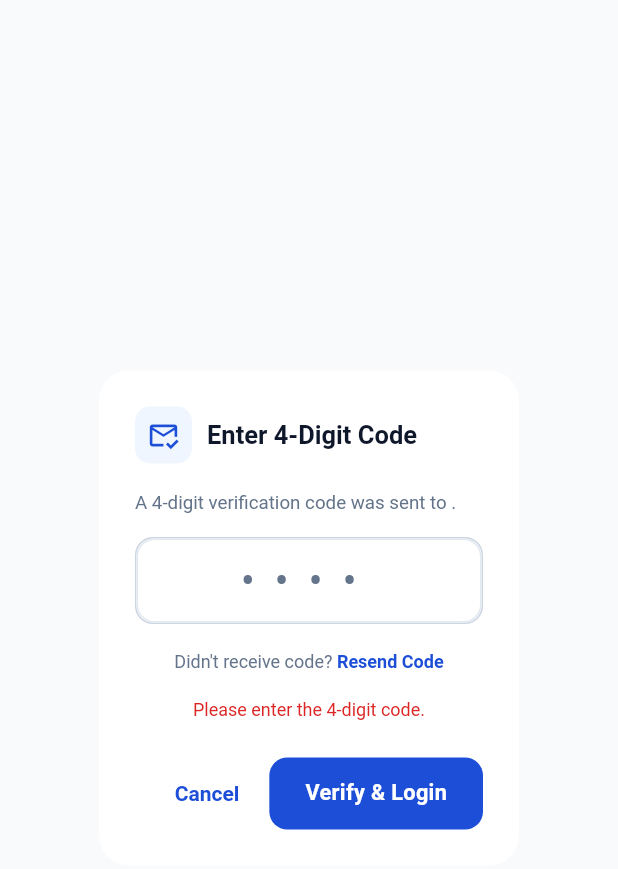
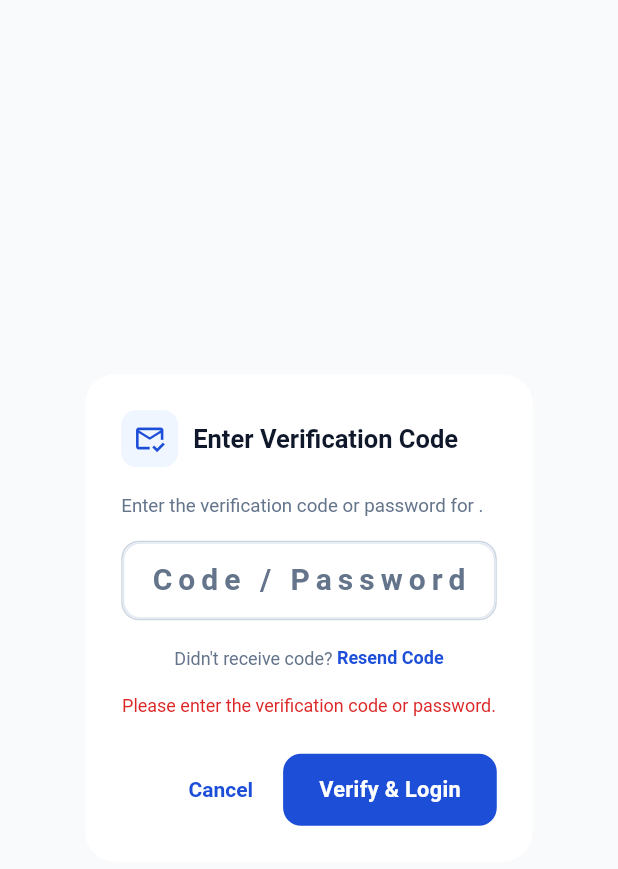
Before and after one commit to nsyumnt-rgb/nsyu, a Flutter app: the CustomerOtpDialog widget shown alone on an empty page, opened directly with empty values, after a tap on "Verify & Login", on a phone screen of 412 x 824 dp. Shown: the top 869 px of the screen. Run offline on Flutter 3.47's test engine with Material 3 defaults, Android fonts, the phone set to English and light mode, and no system bars; our stand-ins replace csv, file_picker, flutter_contacts, pdf, printing, share_plus and 2 more; missing offline and left inert: excel; accounts and stored records are empty; network calls fail.

Commit message:
fix(portal): support 6-digit OTP, remove 4-digit input restriction, allow password fallback

```diff
--- a/App/lib/features/account/screens/login_screen.dart
+++ b/App/lib/features/account/screens/login_screen.dart
@@ -112,8 +112,8 @@ class _LoginScreenState extends State<LoginScreen> {
           password: password,
         );
 
-        // Fallback: If password login failed and entered password is 4 digits, attempt OTP verification
-        if (!success && password.length == 4 && RegExp(r'^\d{4}$').hasMatch(password)) {
+        // Fallback: If password login failed and entered password is 4 to 8 digits, attempt OTP verification
+        if (!success && RegExp(r'^\d{4,8}$').hasMatch(password)) {
           success = await auth.loginAsCustomer(
             identifier: identifier,
             otp: password,
@@ -279,11 +279,11 @@ class _LoginScreenState extends State<LoginScreen> {
                   TextField(
                     controller: otpCtrl,
                     keyboardType: TextInputType.number,
-                    maxLength: 4,
+                    maxLength: 6,
                     textAlign: TextAlign.center,
-                    style: const TextStyle(fontSize: 20, fontWeight: FontWeight.bold, letterSpacing: 8),
+                    style: const TextStyle(fontSize: 20, fontWeight: FontWeight.bold, letterSpacing: 6),
                     decoration: const InputDecoration(
-                      labelText: '4-Digit Verification Code',
+                      labelText: 'Verification Code (OTP)',
                       border: OutlineInputBorder(),
                       counterText: '',
                       isDense: true,
@@ -352,8 +352,8 @@ class _LoginScreenState extends State<LoginScreen> {
                     : () async {
                         final otp = otpCtrl.text.trim();
                         final pass = newPassCtrl.text.trim();
-                        if (otp.length != 4) {
-                          setDialogState(() => dialogError = 'Enter 4-digit code');
+                        if (otp.length < 4 || otp.length > 8) {
+                          setDialogState(() => dialogError = 'Enter valid verification code');
                           return;
                         }
                         if (pass.length < 6) {
@@ -782,7 +782,7 @@ class _LoginScreenState extends State<LoginScreen> {
                                 onPressed: _loading ? null : _handleCustomerOtpLogin,
                                 icon: const Icon(Icons.mark_email_read_outlined, size: 16, color: Color(0xFF1D4ED8)),
                                 label: const Text(
-                                  'Log in with 4-Digit OTP Code instead',
+                                  'Log in with OTP Code instead',
                                   style: TextStyle(
                                     fontSize: 12.5,
                                     fontWeight: FontWeight.w600,
--- a/App/lib/features/account/widgets/customer_otp_dialog.dart
+++ b/App/lib/features/account/widgets/customer_otp_dialog.dart
@@ -93,9 +93,9 @@ class _CustomerOtpDialogState extends State<CustomerOtpDialog> {
   }
 
   Future<void> _verifyOtp() async {
-    final otp = _otpCtrl.text.trim();
-    if (otp.length != 4) {
-      setState(() => _dialogErr = 'Please enter the 4-digit code.');
+    final input = _otpCtrl.text.trim();
+    if (input.isEmpty) {
+      setState(() => _dialogErr = 'Please enter the verification code or password.');
       return;
     }
 
@@ -105,10 +105,23 @@ class _CustomerOtpDialogState extends State<CustomerOtpDialog> {
     });
 
     final auth = context.read<AuthProvider>();
-    final success = await auth.loginAsCustomer(
-      identifier: widget.identifier,
-      otp: otp,
-    );
+    bool success = false;
+
+    // 1. If input is 4 to 8 digits, try OTP verification first
+    if (RegExp(r'^\d{4,8}$').hasMatch(input)) {
+      success = await auth.loginAsCustomer(
+        identifier: widget.identifier,
+        otp: input,
+      );
+    }
+
+    // 2. Smart fallback: If OTP verification didn't succeed, or input is a full password / phone
+    if (!success) {
+      success = await auth.loginAsCustomerWithPassword(
+        identifier: widget.identifier,
+        password: input,
+      );
+    }
 
     if (!mounted) return;
 
@@ -117,7 +130,7 @@ class _CustomerOtpDialogState extends State<CustomerOtpDialog> {
     } else {
       setState(() {
         _verifying = false;
-        _dialogErr = auth.lastError ?? 'Invalid code. Please try again.';
+        _dialogErr = auth.lastError ?? 'Invalid verification code or password. Please try again.';
       });
     }
   }
@@ -141,9 +154,11 @@ class _CustomerOtpDialogState extends State<CustomerOtpDialog> {
             ),
           ),
           const SizedBox(width: 10),
-          const Text(
-            'Enter 4-Digit Code',
-            style: TextStyle(fontSize: 17, fontWeight: FontWeight.bold),
+          const Expanded(
+            child: Text(
+              'Enter Verification Code',
+              style: TextStyle(fontSize: 17, fontWeight: FontWeight.bold),
+            ),
           ),
         ],
       ),
@@ -153,7 +168,7 @@ class _CustomerOtpDialogState extends State<CustomerOtpDialog> {
           crossAxisAlignment: CrossAxisAlignment.stretch,
           children: [
             Text(
-              'A 4-digit verification code was sent to ${_maskedEmail ?? widget.identifier}.',
+              'Enter the verification code or password for ${_maskedEmail ?? widget.identifier}.',
               style: const TextStyle(fontSize: 12.5, color: Color(0xFF64748B)),
             ),
             if (_infoMessage != null && _infoMessage!.isNotEmpty) ...[
@@ -192,16 +207,16 @@ class _CustomerOtpDialogState extends State<CustomerOtpDialog> {
               ),
               child: TextField(
                 controller: _otpCtrl,
-                keyboardType: TextInputType.number,
+                keyboardType: TextInputType.text,
                 textAlign: TextAlign.center,
-                maxLength: 4,
+                maxLength: 20,
                 style: const TextStyle(
-                  fontSize: 24,
+                  fontSize: 20,
                   fontWeight: FontWeight.bold,
-                  letterSpacing: 14,
+                  letterSpacing: 4,
                 ),
                 decoration: const InputDecoration(
-                  hintText: '••••',
+                  hintText: 'Code / Password',
                   counterText: '',
                   border: InputBorder.none,
                   contentPadding: EdgeInsets.symmetric(horizontal: 14, vertical: 12),
--- a/App/lib/screens/portal/portal_more_screen.dart
+++ b/App/lib/screens/portal/portal_more_screen.dart
@@ -117,18 +117,18 @@ class _PortalMoreScreenState extends State<PortalMoreScreen> {
                   ),
                 if (!otpSent) ...[
                   Text(
-                    'We will send a 4-digit verification code to your registered identifier ($identifier) to securely verify your identity.',
+                    'We will send a verification code to your registered identifier ($identifier) to securely verify your identity.',
                     style: const TextStyle(fontSize: 12, color: Color(0xFF64748B), height: 1.4),
                   ),
                 ] else ...[
                   TextField(
                     controller: otpCtrl,
                     keyboardType: TextInputType.number,
-                    maxLength: 4,
+                    maxLength: 6,
                     textAlign: TextAlign.center,
-                    style: const TextStyle(fontSize: 20, fontWeight: FontWeight.bold, letterSpacing: 8),
+                    style: const TextStyle(fontSize: 20, fontWeight: FontWeight.bold, letterSpacing: 6),
                     decoration: const InputDecoration(
-                      labelText: '4-Digit Verification Code',
+                      labelText: 'Verification Code (OTP)',
                       border: OutlineInputBorder(),
                       counterText: '',
                       isDense: true,
@@ -209,8 +209,8 @@ class _PortalMoreScreenState extends State<PortalMoreScreen> {
                         final pass = newPassCtrl.text.trim();
                         final confirm = confirmPassCtrl.text.trim();
 
-                        if (otp.length != 4) {
-                          setDialogState(() => dialogError = 'Enter 4-digit code');
+                        if (otp.length < 4 || otp.length > 8) {
+                          setDialogState(() => dialogError = 'Enter valid verification code');
                           return;
                         }
                         if (pass.length < 6) {
--- a/App/pubspec.yaml
+++ b/App/pubspec.yaml
@@ -1,7 +1,7 @@
 name: nsyu_catalog_app
 description: NSYU Mobile Accessories — business management, catalog, billing, and ledger app powered by Supabase PostgreSQL.
 publish_to: 'none'
-version: 1.0.14+16
+version: 1.0.15+17
 
 environment:
   sdk: '>=3.0.0 <4.0.0'
```
Also changed, not shown: 2 other files.
